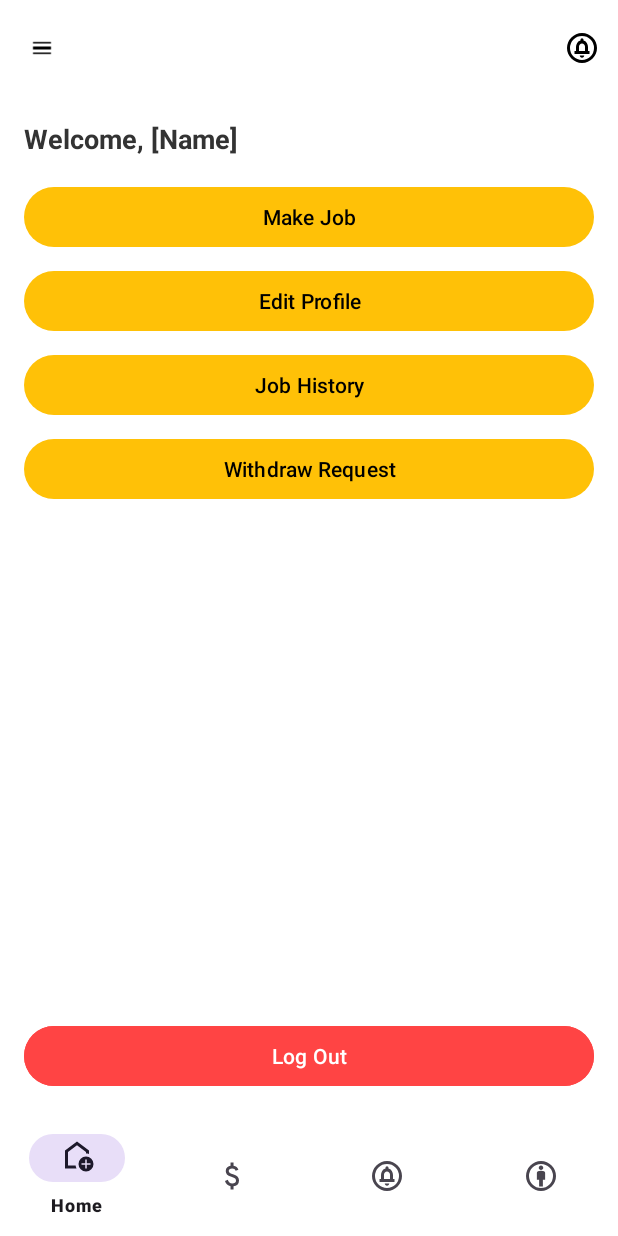
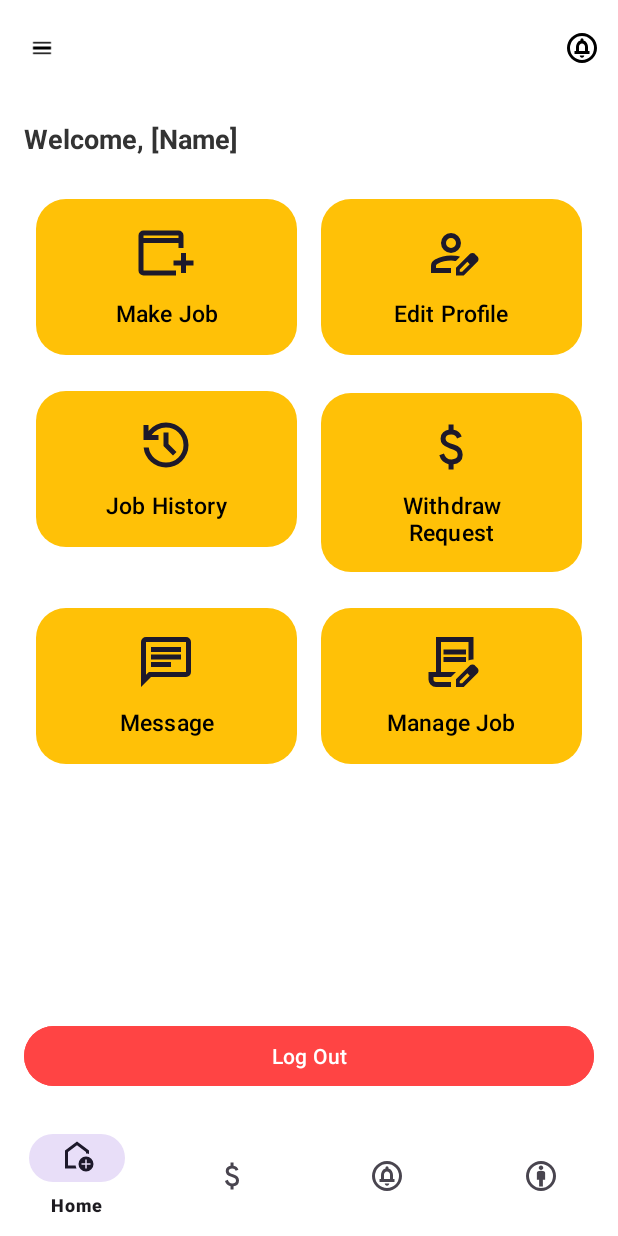
Before and after one commit to kavizzz03/Hire_Us_App, an Android app: the layout activity_dashboard.xml on its own in the app's theme, with its tools: preview values and no code run, on a phone screen of 412 x 824 dp. Run offline under Robolectric (Android 15) with nearby library versions, the phone set to English and light mode, and no system bars; network calls fail.

Commit message:
Updated_dashboard:- activity_applicant_details.xml and activity_dashboard.xml

```diff
--- a/app/build.gradle
+++ b/app/build.gradle
@@ -41,6 +41,7 @@ dependencies {
     implementation 'com.android.volley:volley:1.2.1'
     implementation 'com.google.android.material:material:1.9.0'
     implementation "androidx.cardview:cardview:1.0.0"
+    implementation "androidx.gridlayout:gridlayout:1.0.0"
     dependencies {
         implementation 'com.google.android.material:material:1.10.0' // latest stable
     }
@@ -59,6 +60,7 @@ dependencies {
     implementation("com.squareup.okhttp3:okhttp:4.11.0")  // or latest version
 }
 dependencies {
+    implementation libs.gridlayout
     implementation libs.swiperefreshlayout
     implementation libs.recyclerview
     // ... other dependencies
--- /dev/null
+++ b/app/src/main/res/drawable/outline_add_job_24.xml
@@ -0,0 +1,5 @@
+<vector xmlns:android="http://schemas.android.com/apk/res/android" android:height="24dp" android:tint="#000000" android:viewportHeight="960" android:viewportWidth="960" android:width="24dp">
+
+    <path android:fillColor="@android:color/white" android:pathData="M720,800L720,680L600,680L600,600L720,600L720,480L800,480L800,600L920,600L920,680L800,680L800,800L720,800ZM120,840Q87,840 63.5,816.5Q40,793 40,760L40,200Q40,167 63.5,143.5Q87,120 120,120L680,120Q713,120 736.5,143.5Q760,167 760,200L760,400L680,400L680,320L120,320L120,760Q120,760 120,760Q120,760 120,760L640,760L640,840L120,840ZM120,240L680,240L680,200Q680,200 680,200Q680,200 680,200L120,200Q120,200 120,200Q120,200 120,200L120,240ZM120,240L120,200Q120,200 120,200Q120,200 120,200L120,200Q120,200 120,200Q120,200 120,200L120,240Z"/>
+
+</vector>
--- /dev/null
+++ b/app/src/main/res/drawable/outline_chat_24.xml
@@ -0,0 +1,5 @@
+<vector xmlns:android="http://schemas.android.com/apk/res/android" android:autoMirrored="true" android:height="25dp" android:tint="#000000" android:viewportHeight="960" android:viewportWidth="960" android:width="25dp">
+
+    <path android:fillColor="@android:color/white" android:pathData="M240,560L560,560L560,480L240,480L240,560ZM240,440L720,440L720,360L240,360L240,440ZM240,320L720,320L720,240L240,240L240,320ZM80,880L80,160Q80,127 103.5,103.5Q127,80 160,80L800,80Q833,80 856.5,103.5Q880,127 880,160L880,640Q880,673 856.5,696.5Q833,720 800,720L240,720L80,880ZM206,640L800,640Q800,640 800,640Q800,640 800,640L800,160Q800,160 800,160Q800,160 800,160L160,160Q160,160 160,160Q160,160 160,160L160,685L206,640ZM160,640L160,640L160,160Q160,160 160,160Q160,160 160,160L160,160Q160,160 160,160Q160,160 160,160L160,640Q160,640 160,640Q160,640 160,640Z"/>
+
+</vector>
--- /dev/null
+++ b/app/src/main/res/drawable/outline_contract_edit_24.xml
@@ -0,0 +1,5 @@
+<vector xmlns:android="http://schemas.android.com/apk/res/android" android:height="25dp" android:tint="#000000" android:viewportHeight="960" android:viewportWidth="960" android:width="25dp">
+
+    <path android:fillColor="@android:color/white" android:pathData="M360,360L360,280L720,280L720,360L360,360ZM360,480L360,400L720,400L720,480L360,480ZM480,800L240,800Q223,800 211.5,800Q200,800 200,800L200,800L480,800L480,800ZM480,880L240,880Q190,880 155,845Q120,810 120,760L120,640L240,640L240,80L840,80L840,441Q820,439 799.5,442.5Q779,446 760,455L760,160L320,160L320,640L560,640L480,720L200,720L200,760Q200,777 211.5,788.5Q223,800 240,800L480,800L480,880ZM560,880L560,757L781,537Q790,528 801,524Q812,520 823,520Q835,520 846,524.5Q857,529 866,538L903,575Q911,584 915.5,595Q920,606 920,617Q920,628 916,639.5Q912,651 903,660L683,880L560,880ZM860,617L860,617L823,580L823,580L860,617ZM620,820L658,820L779,698L761,679L742,661L620,782L620,820ZM761,679L742,661L742,661L779,698L779,698L761,679Z"/>
+
+</vector>
--- /dev/null
+++ b/app/src/main/res/drawable/outline_history_24.xml
@@ -0,0 +1,5 @@
+<vector xmlns:android="http://schemas.android.com/apk/res/android" android:height="25dp" android:tint="#000000" android:viewportHeight="960" android:viewportWidth="960" android:width="25dp">
+
+    <path android:fillColor="@android:color/white" android:pathData="M480,840Q342,840 239.5,748.5Q137,657 122,520L204,520Q218,624 296.5,692Q375,760 480,760Q597,760 678.5,678.5Q760,597 760,480Q760,363 678.5,281.5Q597,200 480,200Q411,200 351,232Q291,264 250,320L360,320L360,400L120,400L120,160L200,160L200,254Q251,190 324.5,155Q398,120 480,120Q555,120 620.5,148.5Q686,177 734.5,225.5Q783,274 811.5,339.5Q840,405 840,480Q840,555 811.5,620.5Q783,686 734.5,734.5Q686,783 620.5,811.5Q555,840 480,840ZM592,648L440,496L440,280L520,280L520,464L648,592L592,648Z"/>
+
+</vector>
--- /dev/null
+++ b/app/src/main/res/drawable/outline_mail_24.xml
@@ -0,0 +1,5 @@
+<vector xmlns:android="http://schemas.android.com/apk/res/android" android:height="25dp" android:tint="#000000" android:viewportHeight="960" android:viewportWidth="960" android:width="25dp">
+
+    <path android:fillColor="@android:color/white" android:pathData="M160,800Q127,800 103.5,776.5Q80,753 80,720L80,240Q80,207 103.5,183.5Q127,160 160,160L800,160Q833,160 856.5,183.5Q880,207 880,240L880,720Q880,753 856.5,776.5Q833,800 800,800L160,800ZM480,520L160,320L160,720Q160,720 160,720Q160,720 160,720L800,720Q800,720 800,720Q800,720 800,720L800,320L480,520ZM480,440L800,240L160,240L480,440ZM160,320L160,240L160,240L160,320L160,720Q160,720 160,720Q160,720 160,720L160,720Q160,720 160,720Q160,720 160,720L160,320Z"/>
+
+</vector>
--- /dev/null
+++ b/app/src/main/res/drawable/outline_person_edit_24.xml
@@ -0,0 +1,5 @@
+<vector xmlns:android="http://schemas.android.com/apk/res/android" android:height="25dp" android:tint="#000000" android:viewportHeight="960" android:viewportWidth="960" android:width="25dp">
+
+    <path android:fillColor="@android:color/white" android:pathData="M480,720L480,720Q480,720 480,720Q480,720 480,720Q480,720 480,720Q480,720 480,720Q480,720 480,720Q480,720 480,720L480,720L480,720ZM160,800L160,688Q160,654 177.5,625.5Q195,597 224,582Q286,551 350,535.5Q414,520 480,520Q517,520 553,524.5Q589,529 625,539L558,607Q538,604 519,602Q500,600 480,600Q424,600 369,613.5Q314,627 260,654Q251,659 245.5,668Q240,677 240,688L240,720L480,720L480,800L160,800ZM560,840L560,717L781,497Q790,488 801,484Q812,480 823,480Q835,480 846,484.5Q857,489 866,498L903,535Q911,544 915.5,555Q920,566 920,577Q920,588 916,599.5Q912,611 903,620L683,840L560,840ZM860,577L860,577L823,540L823,540L860,577ZM620,780L658,780L779,658L761,639L742,621L620,742L620,780ZM761,639L742,621L742,621L779,658L779,658L761,639ZM480,480Q414,480 367,433Q320,386 320,320Q320,254 367,207Q414,160 480,160Q546,160 593,207Q640,254 640,320Q640,386 593,433Q546,480 480,480ZM480,400Q513,400 536.5,376.5Q560,353 560,320Q560,287 536.5,263.5Q513,240 480,240Q447,240 423.5,263.5Q400,287 400,320Q400,353 423.5,376.5Q447,400 480,400ZM480,320Q480,320 480,320Q480,320 480,320Q480,320 480,320Q480,320 480,320Q480,320 480,320Q480,320 480,320Q480,320 480,320Q480,320 480,320Z"/>
+
+</vector>
--- a/app/src/main/res/layout/activity_applicant_details.xml
+++ b/app/src/main/res/layout/activity_applicant_details.xml
@@ -56,10 +56,10 @@
                     android:gravity="center_vertical">
 
                     <ImageView
-                        android:layout_width="24dp"
-                        android:layout_height="24dp"
+                        android:layout_width="35dp"
+                        android:layout_height="35dp"
                         android:tint="?attr/colorPrimary"
-                        app:srcCompat="@drawable/ic_email_24" />
+                        app:srcCompat="@drawable/outline_mail_24" />
 
                     <LinearLayout
                         android:layout_width="0dp"
@@ -99,8 +99,8 @@
                     android:gravity="center_vertical">
 
                     <ImageView
-                        android:layout_width="24dp"
-                        android:layout_height="24dp"
+                        android:layout_width="35dp"
+                        android:layout_height="35dp"
                         android:tint="?attr/colorPrimary"
                         app:srcCompat="@drawable/ic_call_24" />
 
@@ -142,8 +142,8 @@
                     android:gravity="center_vertical">
 
                     <ImageView
-                        android:layout_width="24dp"
-                        android:layout_height="24dp"
+                        android:layout_width="35dp"
+                        android:layout_height="35dp"
                         android:tint="?attr/colorPrimary"
                         app:srcCompat="@drawable/ic_location_24" />
 
@@ -185,8 +185,8 @@
                     android:gravity="center_vertical">
 
                     <ImageView
-                        android:layout_width="24dp"
-                        android:layout_height="24dp"
+                        android:layout_width="35dp"
+                        android:layout_height="35dp"
                         android:tint="?attr/colorPrimary"
                         app:srcCompat="@drawable/ic_work_24" />
 
@@ -228,8 +228,8 @@
                     android:gravity="center_vertical">
 
                     <ImageView
-                        android:layout_width="24dp"
-                        android:layout_height="24dp"
+                        android:layout_width="35dp"
+                        android:layout_height="35dp"
                         android:tint="?attr/colorPrimary"
                         app:srcCompat="@drawable/ic_bank_24" />
 
@@ -329,13 +329,17 @@
                     android:layout_height="1dp"
                     android:layout_marginTop="12dp"
                     android:layout_marginBottom="8dp" />
-
+                <LinearLayout
+                    android:layout_width="match_parent"
+                    android:layout_height="wrap_content"
+                    android:orientation="vertical">
                 <TextView
                     android:id="@+id/txtDetailReviews"
                     android:text="Review details will appear here."
                     android:textColor="#555"
                     android:layout_width="match_parent"
                     android:layout_height="wrap_content" />
+                </LinearLayout>
             </LinearLayout>
         </com.google.android.material.card.MaterialCardView>
 
--- a/app/src/main/res/layout/activity_dashboard.xml
+++ b/app/src/main/res/layout/activity_dashboard.xml
@@ -29,42 +29,143 @@
         android:layout_margin="16dp" />
 
     <!-- Action Buttons -->
-    <LinearLayout
+    <androidx.gridlayout.widget.GridLayout
         android:id="@+id/contentLayout"
         android:layout_width="match_parent"
         android:layout_height="wrap_content"
         android:layout_below="@id/welcomeText"
-        android:orientation="vertical"
-        android:paddingHorizontal="16dp">
+        android:paddingHorizontal="16dp"
+        app:alignmentMode="alignMargins"
+        app:columnCount="2"
+        app:useDefaultMargins="true">
 
         <com.google.android.material.button.MaterialButton
             android:id="@+id/makeJobBtn"
-            android:layout_width="match_parent"
+            android:layout_width="0dp"
             android:layout_height="wrap_content"
+            android:layout_margin="8dp"
+            android:minHeight="112dp"
+            android:paddingVertical="16dp"
             android:text="Make Job"
-            android:layout_marginBottom="8dp" />
+            android:textSize="15sp"
+            android:textAllCaps="false"
+            android:maxLines="2"
+            android:ellipsize="end"
+            app:layout_columnWeight="1"
+            app:layout_gravity="fill_horizontal"
+            app:icon="@drawable/outline_add_job_24"
+            app:iconGravity="top"
+            app:iconSize="40dp"
+            app:iconPadding="8dp"
+            app:iconTint="?attr/colorOnSecondaryContainer"
+            app:cornerRadius="20dp" />
 
         <com.google.android.material.button.MaterialButton
             android:id="@+id/editProfileBtn"
-            android:layout_width="match_parent"
+            android:layout_width="0dp"
             android:layout_height="wrap_content"
+            android:layout_margin="8dp"
+            android:minHeight="112dp"
+            android:paddingVertical="16dp"
             android:text="Edit Profile"
-            android:layout_marginBottom="8dp" />
+            android:textSize="15sp"
+            android:textAllCaps="false"
+            android:maxLines="2"
+            android:ellipsize="end"
+            app:layout_columnWeight="1"
+            app:layout_gravity="fill_horizontal"
+            app:icon="@drawable/outline_person_edit_24"
+            app:iconGravity="top"
+            app:iconSize="40dp"
+            app:iconPadding="8dp"
+            app:iconTint="?attr/colorOnSecondaryContainer"
+            app:cornerRadius="20dp" />
 
         <com.google.android.material.button.MaterialButton
             android:id="@+id/jobHistoryBtn"
-            android:layout_width="match_parent"
+            android:layout_width="0dp"
             android:layout_height="wrap_content"
+            android:layout_margin="8dp"
+            android:minHeight="112dp"
+            android:paddingVertical="16dp"
             android:text="Job History"
-            android:layout_marginBottom="8dp" />
+            android:textSize="15sp"
+            android:textAllCaps="false"
+            android:maxLines="2"
+            android:ellipsize="end"
+            app:layout_columnWeight="1"
+            app:layout_gravity="fill_horizontal"
+            app:icon="@drawable/outline_history_24"
+            app:iconGravity="top"
+            app:iconSize="40dp"
+            app:iconPadding="8dp"
+            app:iconTint="?attr/colorOnSecondaryContainer"
+            app:cornerRadius="20dp" />
 
         <com.google.android.material.button.MaterialButton
             android:id="@+id/withdrawRequestBtn"
-            android:layout_width="match_parent"
+            android:layout_width="0dp"
             android:layout_height="wrap_content"
-            android:text="Withdraw Request" />
+            android:layout_margin="8dp"
+            android:minHeight="112dp"
+            android:paddingVertical="16dp"
+            android:text="Withdraw Request"
+            android:textSize="15sp"
+            android:textAllCaps="false"
+            android:maxLines="2"
+            android:ellipsize="end"
+            app:layout_columnWeight="1"
+            app:layout_gravity="fill_horizontal"
+            app:icon="@drawable/ic_salary"
+            app:iconGravity="top"
+            app:iconSize="40dp"
+            app:iconPadding="8dp"
+            app:iconTint="?attr/colorOnSecondaryContainer"
+            app:cornerRadius="20dp" />
 
-    </LinearLayout>
+        <com.google.android.material.button.MaterialButton
+            android:id="@+id/chatBtn"
+            android:layout_width="0dp"
+            android:layout_height="wrap_content"
+            android:layout_margin="8dp"
+            android:minHeight="112dp"
+            android:paddingVertical="16dp"
+            android:text="Message"
+            android:textSize="15sp"
+            android:textAllCaps="false"
+            android:maxLines="2"
+            android:ellipsize="end"
+            app:layout_columnWeight="1"
+            app:layout_gravity="fill_horizontal"
+            app:icon="@drawable/outline_chat_24"
+            app:iconGravity="top"
+            app:iconSize="40dp"
+            app:iconPadding="8dp"
+            app:iconTint="?attr/colorOnSecondaryContainer"
+            app:cornerRadius="20dp" />
+
+        <com.google.android.material.button.MaterialButton
+            android:id="@+id/editJobBtn"
+            android:layout_width="0dp"
+            android:layout_height="wrap_content"
+            android:layout_margin="8dp"
+            android:minHeight="112dp"
+            android:paddingVertical="16dp"
+            android:text="Manage Job"
+            android:textSize="15sp"
+            android:textAllCaps="false"
+            android:maxLines="2"
+            android:ellipsize="end"
+            app:layout_columnWeight="1"
+            app:layout_gravity="fill_horizontal"
+            app:icon="@drawable/outline_contract_edit_24"
+            app:iconGravity="top"
+            app:iconSize="40dp"
+            app:iconPadding="8dp"
+            app:iconTint="?attr/colorOnSecondaryContainer"
+            app:cornerRadius="20dp" />
+
+    </androidx.gridlayout.widget.GridLayout>
 
     <!-- Logout Button -->
     <com.google.android.material.button.MaterialButton
--- a/gradle/libs.versions.toml
+++ b/gradle/libs.versions.toml
@@ -11,6 +11,7 @@ tracingPerfettoHandshake = "1.0.0"
 volley = "1.2.1"
 recyclerview = "1.4.0"
 swiperefreshlayout = "1.1.0"
+gridlayout = "1.1.0"
 
 [libraries]
 junit = { group = "junit", name = "junit", version.ref = "junit" }
@@ -24,6 +25,7 @@ tracing-perfetto-handshake = { group = "androidx.tracing", name = "tracing-perfe
 volley = { group = "com.android.volley", name = "volley", version.ref = "volley" }
 recyclerview = { group = "androidx.recyclerview", name = "recyclerview", version.ref = "recyclerview" }
 swiperefreshlayout = { group = "androidx.swiperefreshlayout", name = "swiperefreshlayout", version.ref = "swiperefreshlayout" }
+gridlayout = { group = "androidx.gridlayout", name = "gridlayout", version.ref = "gridlayout" }
 
 [plugins]
 android-application = { id = "com.android.application", version.ref = "agp" }
```
